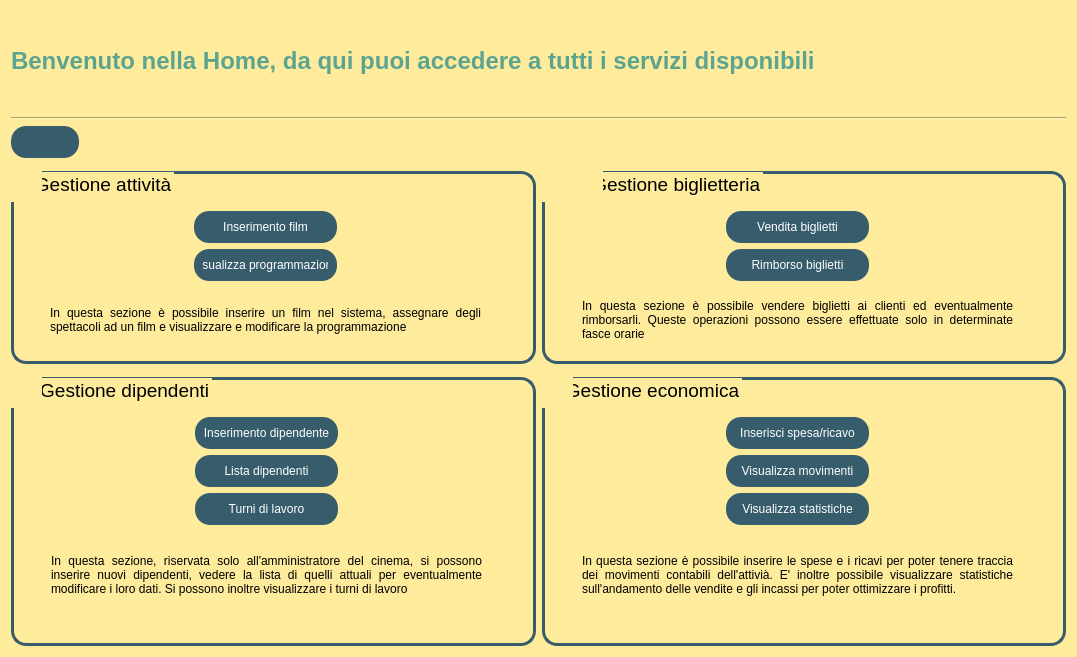
This is home/view/HOME.ui in StracciaMatteo/GestioneCinema as Qt 5 draws it before an edit. The edited form follows.
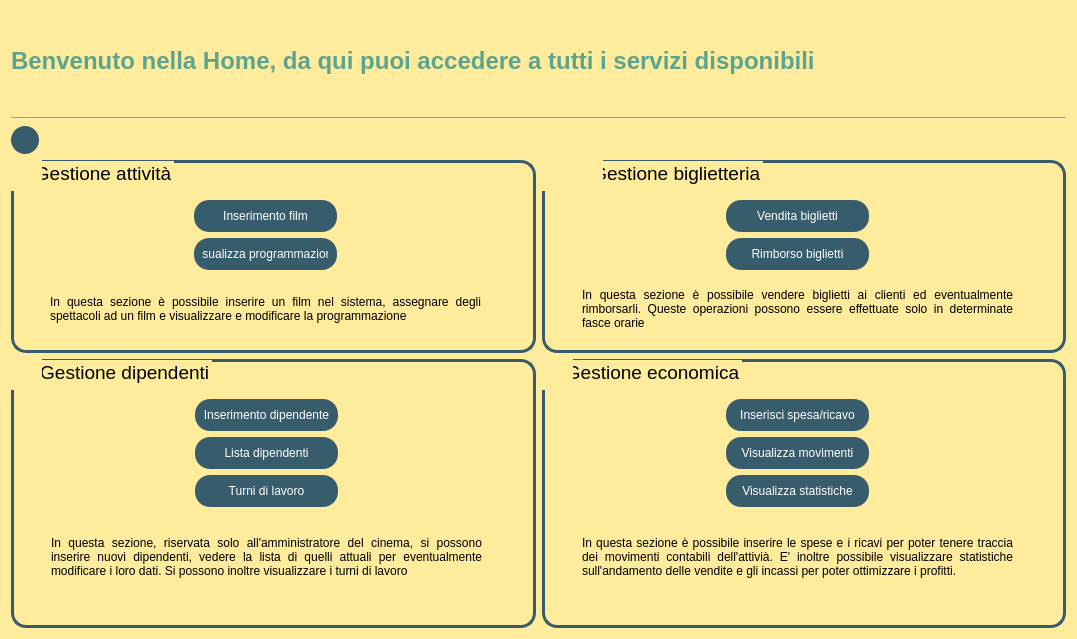
This is the edited form. Icons and pictures are not drawn.

Commit message: Modifica logout button

```diff
--- a/home/view/HOME.ui
+++ b/home/view/HOME.ui
@@ -7,7 +7,7 @@
     <x>0</x>
     <y>0</y>
     <width>1075</width>
-    <height>657</height>
+    <height>639</height>
    </rect>
   </property>
   <property name="windowTitle">
@@ -93,7 +93,7 @@
    </item>
    <item>
     <layout class="QHBoxLayout" name="horizontalLayout_11">
-     <item>
+     <item alignment="Qt::AlignLeft">
       <widget class="QPushButton" name="btn_torna">
        <property name="sizePolicy">
         <sizepolicy hsizetype="Fixed" vsizetype="Fixed">
@@ -101,8 +101,21 @@
          <verstretch>0</verstretch>
         </sizepolicy>
        </property>
+       <property name="maximumSize">
+        <size>
+         <width>28</width>
+         <height>28</height>
+        </size>
+       </property>
        <property name="styleSheet">
-        <string notr="true"/>
+        <string notr="true">QPushButton{
+ border-radius: 14px;
+background-color: rgb(55, 92, 108);
+color: rgb(255, 255, 255);
+border-style: outset;
+
+
+}</string>
        </property>
        <property name="icon">
         <iconset>
@@ -136,6 +149,19 @@
        </property>
       </widget>
      </item>
+     <item>
+      <spacer name="horizontalSpacer_21">
+       <property name="orientation">
+        <enum>Qt::Horizontal</enum>
+       </property>
+       <property name="sizeHint" stdset="0">
+        <size>
+         <width>40</width>
+         <height>20</height>
+        </size>
+       </property>
+      </spacer>
+     </item>
     </layout>
    </item>
    <item>
```
Left out of the diff: 2 changed lines with no effect on the pictures. The commit also changes 2 other files.
